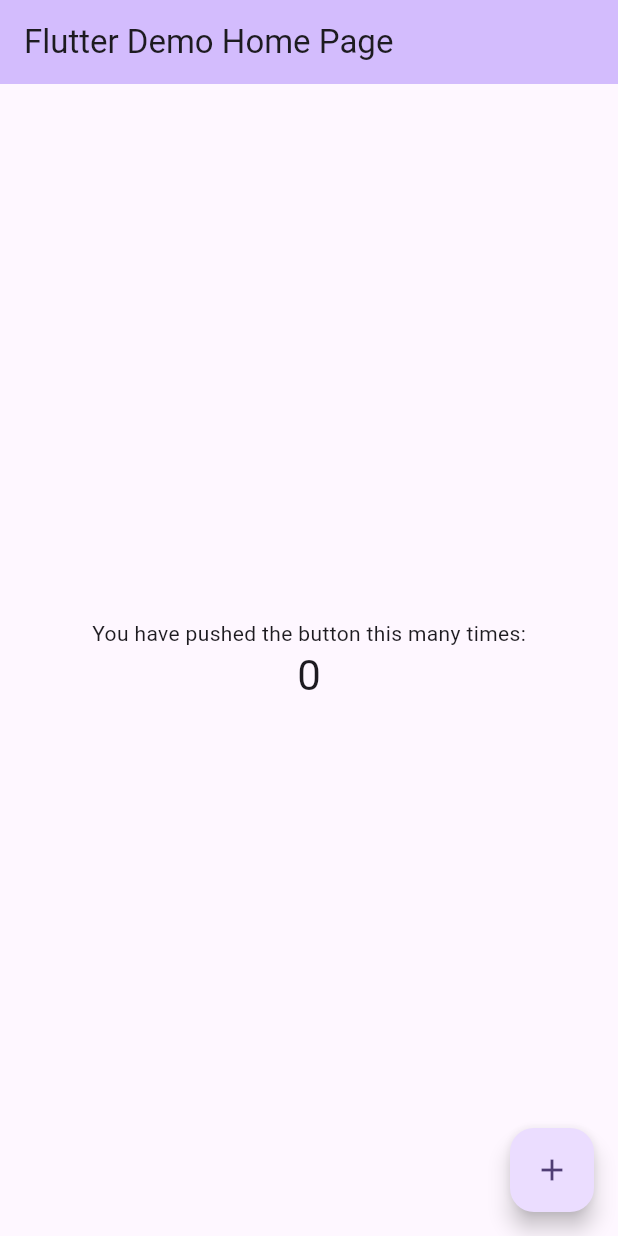
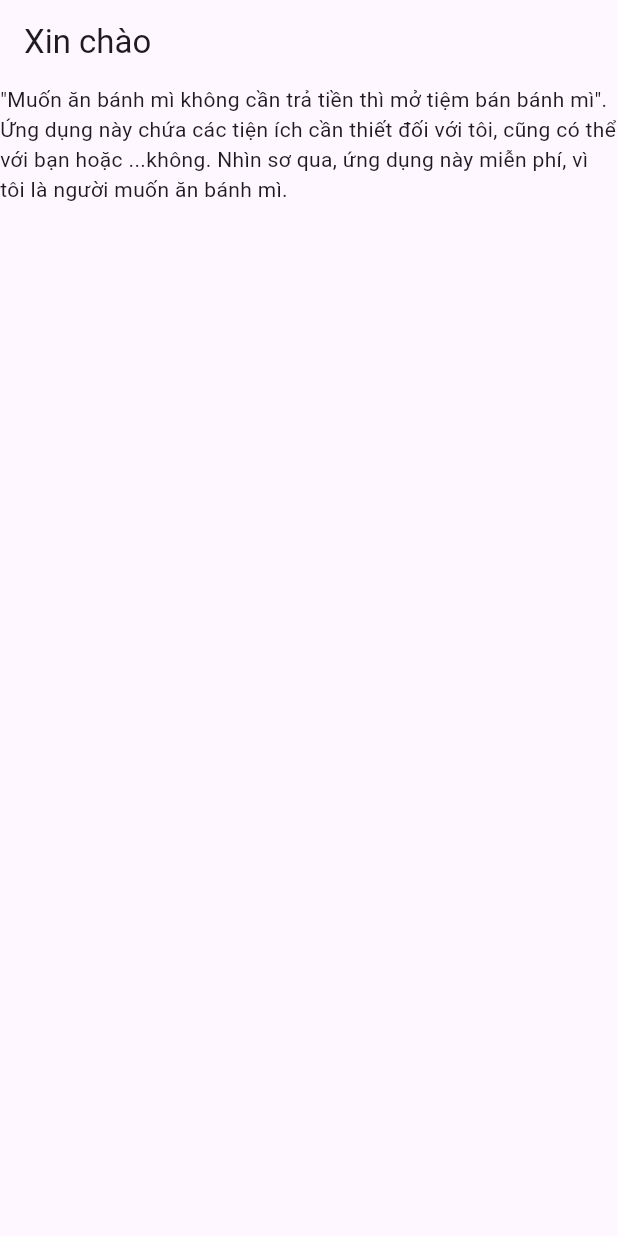
Before and after one commit to vinhmdev/vinhmdev_remove, a Flutter app: the screen it shows after launch, on a phone screen of 412 x 824 dp. Run offline on Flutter 3.47's test engine with Material 3 defaults, Android fonts, the phone set to English and light mode, and no system bars.

Commit message:
tmp_remove

```diff
--- a/lib/main.dart
+++ b/lib/main.dart
@@ -1,4 +1,6 @@
 import 'package:flutter/material.dart';
+
+import 'src/view/index/index_screen.dart';
 
 void main() {
   runApp(const MyApp());
@@ -7,119 +9,15 @@ void main() {
 class MyApp extends StatelessWidget {
   const MyApp({super.key});
 
-  // This widget is the root of your application.
   @override
   Widget build(BuildContext context) {
     return MaterialApp(
-      title: 'Flutter Demo',
+      title: 'mDev',
       theme: ThemeData(
-        // This is the theme of your application.
-        //
-        // TRY THIS: Try running your application with "flutter run". You'll see
-        // the application has a blue toolbar. Then, without quitting the app,
-        // try changing the seedColor in the colorScheme below to Colors.green
-        // and then invoke "hot reload" (save your changes or press the "hot
-        // reload" button in a Flutter-supported IDE, or press "r" if you used
-        // the command line to start the app).
-        //
-        // Notice that the counter didn't reset back to zero; the application
-        // state is not lost during the reload. To reset the state, use hot
-        // restart instead.
-        //
-        // This works for code too, not just values: Most code changes can be
-        // tested with just a hot reload.
         colorScheme: ColorScheme.fromSeed(seedColor: Colors.deepPurple),
         useMaterial3: true,
       ),
-      home: const MyHomePage(title: 'Flutter Demo Home Page'),
+      home: IndexScreen(),
     );
   }
 }
-
-class MyHomePage extends StatefulWidget {
-  const MyHomePage({super.key, required this.title});
-
-  // This widget is the home page of your application. It is stateful, meaning
-  // that it has a State object (defined below) that contains fields that affect
-  // how it looks.
-
-  // This class is the configuration for the state. It holds the values (in this
-  // case the title) provided by the parent (in this case the App widget) and
-  // used by the build method of the State. Fields in a Widget subclass are
-  // always marked "final".
-
-  final String title;
-
-  @override
-  State<MyHomePage> createState() => _MyHomePageState();
-}
-
-class _MyHomePageState extends State<MyHomePage> {
-  int _counter = 0;
-
-  void _incrementCounter() {
-    setState(() {
-      // This call to setState tells the Flutter framework that something has
-      // changed in this State, which causes it to rerun the build method below
-      // so that the display can reflect the updated values. If we changed
-      // _counter without calling setState(), then the build method would not be
-      // called again, and so nothing would appear to happen.
-      _counter++;
-    });
-  }
-
-  @override
-  Widget build(BuildContext context) {
-    // This method is rerun every time setState is called, for instance as done
-    // by the _incrementCounter method above.
-    //
-    // The Flutter framework has been optimized to make rerunning build methods
-    // fast, so that you can just rebuild anything that needs updating rather
-    // than having to individually change instances of widgets.
-    return Scaffold(
-      appBar: AppBar(
-        // TRY THIS: Try changing the color here to a specific color (to
-        // Colors.amber, perhaps?) and trigger a hot reload to see the AppBar
-        // change color while the other colors stay the same.
-        backgroundColor: Theme.of(context).colorScheme.inversePrimary,
-        // Here we take the value from the MyHomePage object that was created by
-        // the App.build method, and use it to set our appbar title.
-        title: Text(widget.title),
-      ),
-      body: Center(
-        // Center is a layout widget. It takes a single child and positions it
-        // in the middle of the parent.
-        child: Column(
-          // Column is also a layout widget. It takes a list of children and
-          // arranges them vertically. By default, it sizes itself to fit its
-          // children horizontally, and tries to be as tall as its parent.
-          //
-          // Column has various properties to control how it sizes itself and
-          // how it positions its children. Here we use mainAxisAlignment to
-          // center the children vertically; the main axis here is the vertical
-          // axis because Columns are vertical (the cross axis would be
-          // horizontal).
-          //
-          // TRY THIS: Invoke "debug painting" (choose the "Toggle Debug Paint"
-          // action in the IDE, or press "p" in the console), to see the
-          // wireframe for each widget.
-          mainAxisAlignment: MainAxisAlignment.center,
-          children: <Widget>[
-            const Text(
-              'You have pushed the button this many times:',
-            ),
-            Text(
-              '$_counter',
-              style: Theme.of(context).textTheme.headlineMedium,
-            ),
-          ],
-        ),
-      ),
-      floatingActionButton: FloatingActionButton(
-        onPressed: _incrementCounter,
-        tooltip: 'Increment',
-        child: const Icon(Icons.add),
-      ), // This trailing comma makes auto-formatting nicer for build methods.
-    );
-  }
-}
--- /dev/null
+++ b/lib/src/view/index/index_screen.dart
@@ -0,0 +1,15 @@
+import 'package:flutter/cupertino.dart';
+import 'package:flutter/material.dart';
+
+class IndexScreen extends StatelessWidget {
+  @override
+  Widget build(BuildContext context) {
+    return Scaffold(
+      appBar: AppBar(
+        title: Text('Xin chào'),
+      ),
+      body: Text('"Muốn ăn bánh mì không cần trả tiền thì mở tiệm bán bánh mì". Ứng dụng này chứa các tiện ích cần thiết đối với tôi, cũng có thể với bạn hoặc ...không. Nhìn sơ qua, ứng dụng này miễn phí, vì tôi là người muốn ăn bánh mì.'),
+    );
+  }
+
+}
```
